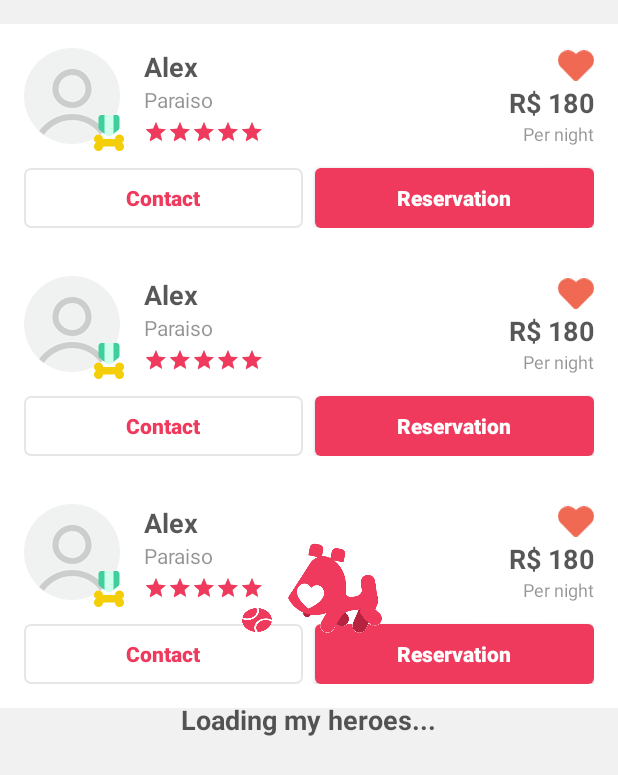
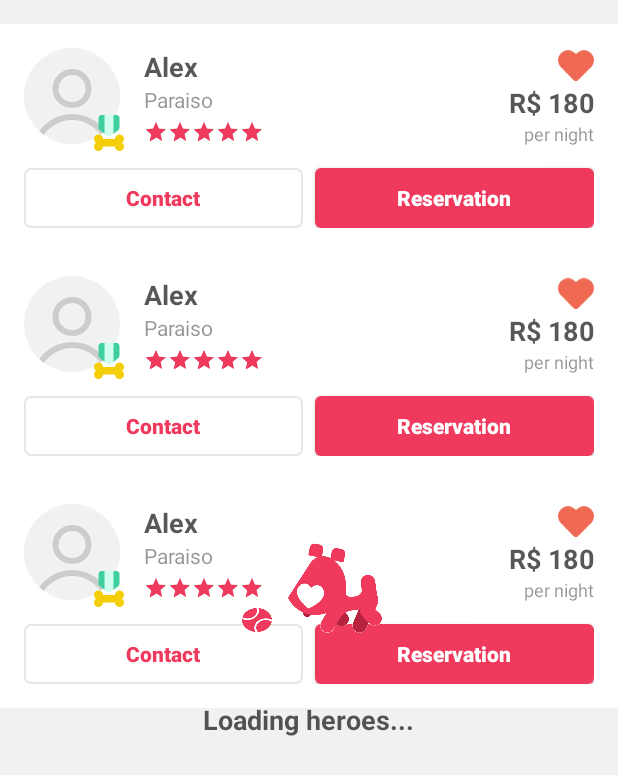
Before and after one commit to uziassantosferreira/DogHero-Challange, an Android app: the layout fragment_myheroes.xml on its own in the app's theme, with its tools: preview values and no code run, on a phone screen of 412 x 824 dp. Shown: the top 775 px of the screen. Run offline under Robolectric (Android 15) with nearby library versions, the light colour scheme and no system bars.

```diff
--- a/app/src/main/res/values/strings.xml
+++ b/app/src/main/res/values/strings.xml
@@ -13,9 +13,9 @@
 
     <string name="msg_reservation">Reservation</string>
     <string name="msg_contact">Contact</string>
-    <string name="msg_per_night">Per night</string>
+    <string name="msg_per_night">per night</string>
     <string name="msg_super_hero">This user is super hero</string>
-    <string name="msg_loading_heroes">Loading my heroes...</string>
+    <string name="msg_loading_heroes">Loading heroes...</string>
     <string name="msg_error_network">This operation could not be completed at this time. Check your internet connection and try again!</string>
     <string name="msg_error">This operation could not be completed at this time.</string>
 
```
Also changed, not shown: 1 other file.
